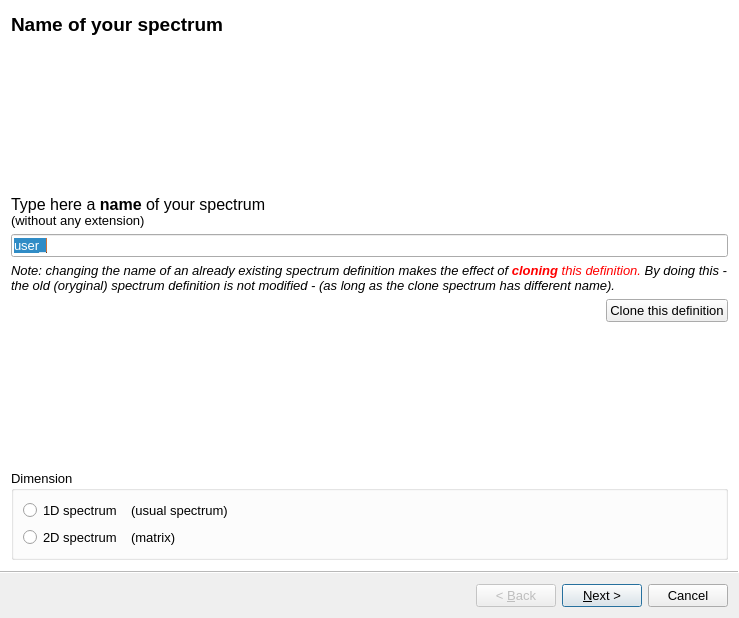
Old version of the form t4user_spectrum_wizard.ui in the repository jgrebosz/test-greware.
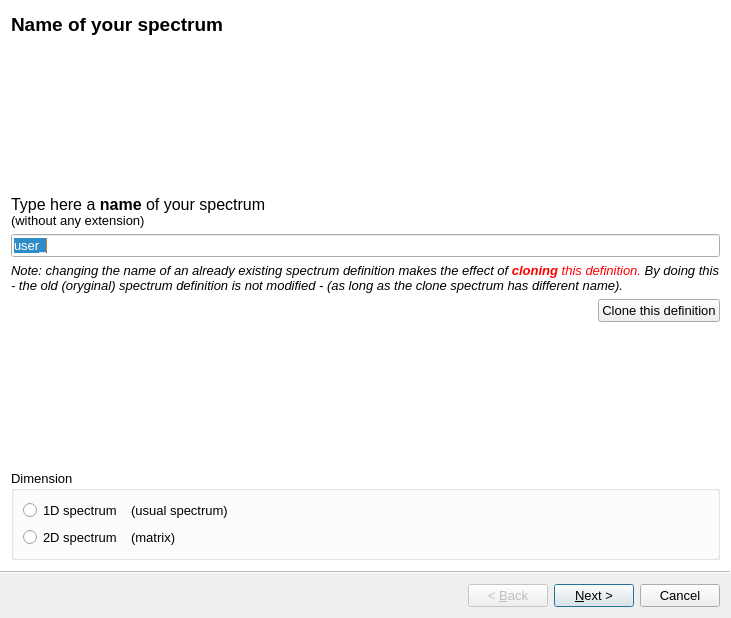
New version of the form. Icons and pictures are not drawn.

Diff of the .ui file:
```diff
--- a/t4user_spectrum_wizard.ui
+++ b/t4user_spectrum_wizard.ui
@@ -6,7 +6,7 @@
    <rect>
     <x>0</x>
     <y>0</y>
-    <width>739</width>
+    <width>731</width>
     <height>618</height>
    </rect>
   </property>
```
Left out of the diff: 112 changed lines with no effect on the pictures. Lines whose indentation alone changed are shown as unchanged.
